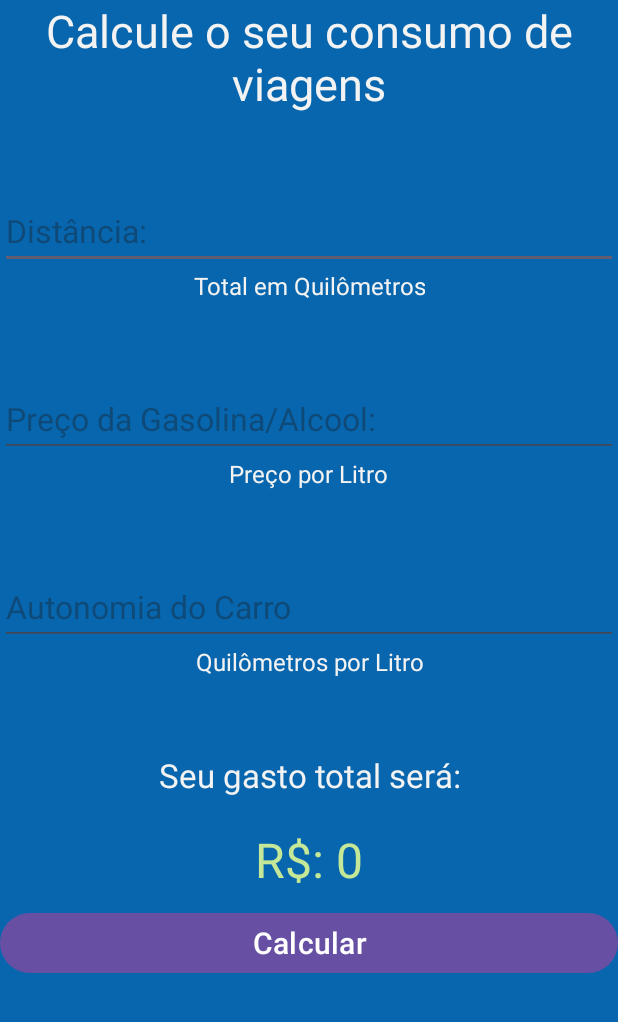
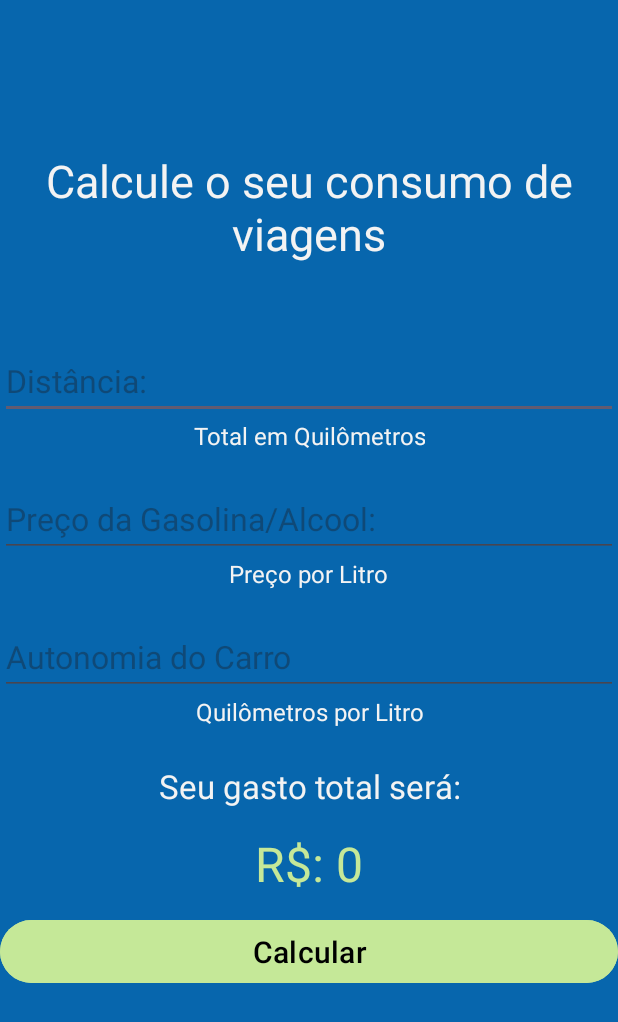
Before and after one commit to deniserisia/aplicativo-consumo-carro, an Android app: the screen it shows after launch (MainActivity), on a phone screen of 412 x 824 dp. Shown: the top 1022 px of the screen. Run offline under Robolectric (Android 15) with nearby library versions, the phone set to English and light mode, and no system bars.

Commit message:
atributos ok

```diff
--- a/src/main/res/layout/activity_main.xml
+++ b/src/main/res/layout/activity_main.xml
@@ -15,6 +15,7 @@
         android:gravity="center"
         android:textColor="@color/name_cabecalho"
         android:textSize="30sp"
+        android:layout_marginTop="100sp"
         android:layout_width="wrap_content"
         android:layout_height="wrap_content"/>
 
@@ -26,7 +27,7 @@
         android:textSize="21sp"
         android:layout_width="match_parent"
         android:layout_height="50dp"
-        android:inputType="number"/>
+        android:inputType="numberDecimal"/>
     <TextView
         android:id="@+id/totalkm"
         android:text="@string/totalkm"
@@ -39,13 +40,13 @@
 
     <EditText
         android:id="@+id/totalPreco"
-        android:layout_marginTop="53dp"
+        android:layout_marginTop="20dp"
         android:hint="@string/totalPreco"
         android:textColor="@color/atributos"
         android:textSize="21sp"
         android:layout_width="match_parent"
         android:layout_height="50dp"
-        android:inputType="number"/>
+        android:inputType="numberDecimal"/>
     <TextView
         android:id="@+id/precoLitro"
         android:text="@string/precoLitro"
@@ -58,13 +59,13 @@
 
     <EditText
         android:id="@+id/textAutonomia"
-        android:layout_marginTop="53dp"
+        android:layout_marginTop="20dp"
         android:hint="@string/textAutonomia"
         android:textColor="@color/atributos"
         android:textSize="21sp"
         android:layout_width="match_parent"
         android:layout_height="50dp"
-        android:inputType="number"/>
+        android:inputType="numberDecimal"/>
     <TextView
         android:id="@+id/kmporlitros"
         android:text="@string/kmporlitros"
@@ -78,7 +79,7 @@
     <TextView
         android:id="@+id/textResultado"
         android:text="@string/textResultado"
-        android:layout_marginTop="50sp"
+        android:layout_marginTop="24sp"
         android:layout_gravity="center"
         android:gravity="center"
         android:textColor="@color/name_cabecalho"
@@ -88,7 +89,7 @@
     <TextView
         android:id="@+id/textResultado2"
         android:text="@string/textResultado2"
-        android:layout_marginTop="20sp"
+        android:layout_marginTop="15sp"
         android:layout_gravity="center"
         android:gravity="center"
         android:textColor="@color/atributos"
@@ -99,9 +100,11 @@
         android:id="@+id/buttonResultado"
         android:text="@string/buttonResultado"
         android:textSize="20sp"
-        android:layout_marginTop="10sp"
+        android:layout_marginTop="12sp"
         android:layout_width="match_parent"
-        android:layout_height="wrap_content"/>
+        android:backgroundTint="@color/atributos"
+        android:textColor="@color/black"
+        android:layout_height="50sp"/>
 
 
 
```
